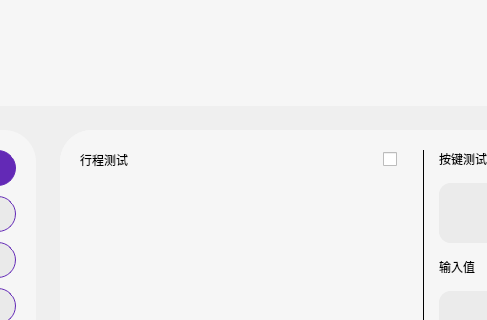
The window that FrameMagic.ui (wlffeng2008/AkkoStudio) describes before a commit, drawn with Qt 5; both pictures show x 144 to 631 and y 304 to 624 of the 1176 by 744 pixel window.
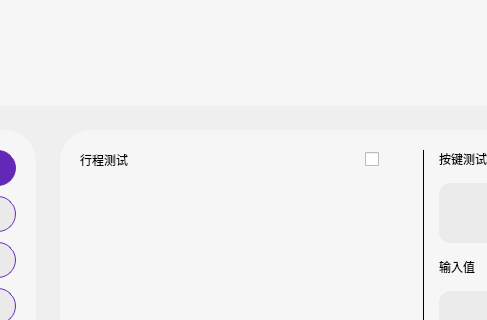
The same window after the commit. The open tabs and pages were chosen to show the change. Icons and pictures are not drawn. Custom widgets are drawn as their Qt base class.

Patch:
```diff
--- a/FrameMagic.ui
+++ b/FrameMagic.ui
@@ -1837,7 +1837,7 @@
                <item>
                 <layout class="QHBoxLayout" name="horizontalLayout_14" stretch="1,0">
                  <property name="rightMargin">
-                  <number>10</number>
+                  <number>28</number>
                  </property>
                  <item>
                   <widget class="QLabel" name="labelTitle5">
```
Left out of the diff: 2 changed lines with no effect on the pictures.
